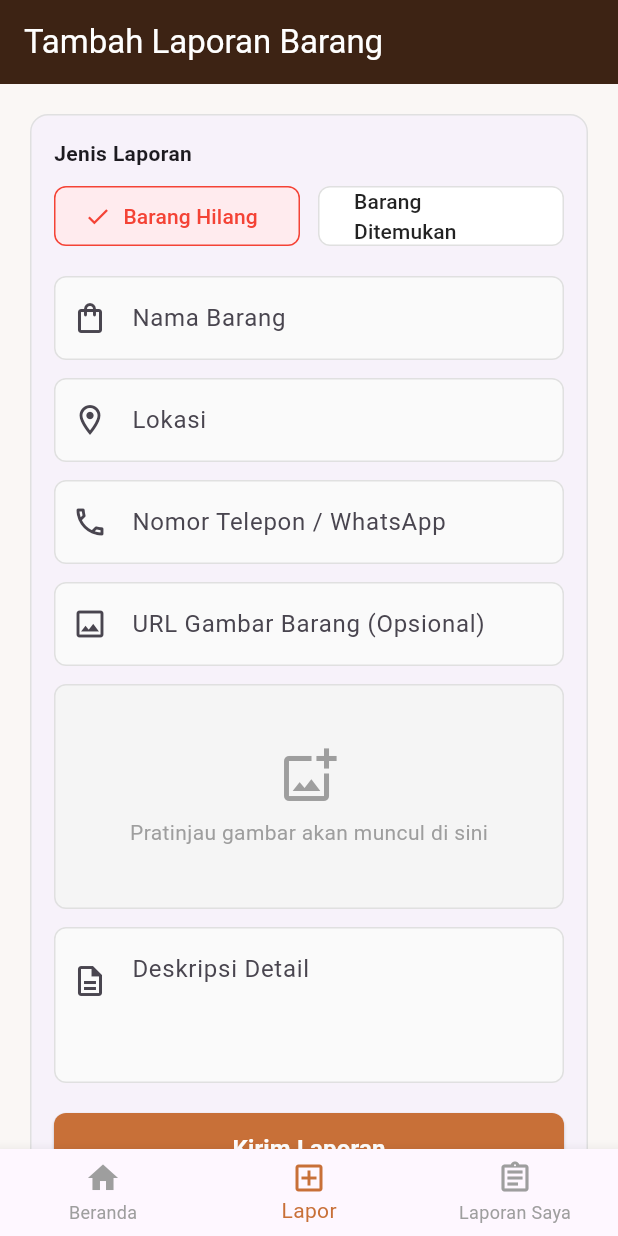
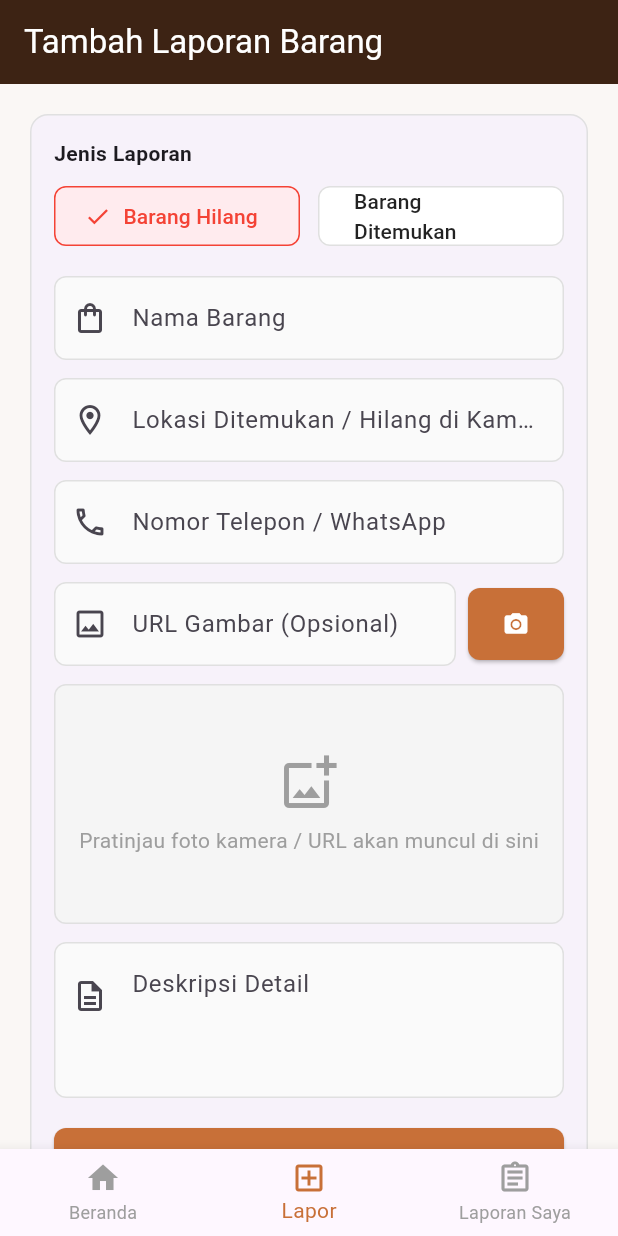
Before and after one commit to JamesTan54/LoFo-Lost-Found-, a Flutter app: the screen it shows once a user with an empty profile is signed in, item 2 of the bottom bar chosen, on a phone screen of 412 x 824 dp. Run offline on Flutter 3.47's test engine with Material 3 defaults, Android fonts, the phone set to English and light mode, and no system bars; our stand-ins replace cloud_firestore, firebase_auth, firebase_core, flutter_local_notifications, flutter_riverpod, google_sign_in and 1 more; accounts and stored records are empty.

Commit message:
update MVP

```diff
--- a/lib/main.dart
+++ b/lib/main.dart
@@ -4,6 +4,7 @@ import 'package:firebase_auth/firebase_auth.dart';
 import 'package:flutter_riverpod/flutter_riverpod.dart'; // <--- Impor Riverpod
 import 'firebase_options.dart';
 import 'routes/app_routes.dart';
+import 'services/notification_service.dart'; // <--- Impor NotificationService
 import 'screens/login_screen.dart';
 import 'screens/register_screen.dart';
 import 'screens/home_screen.dart';
@@ -16,6 +17,9 @@ void main() async {
   await Firebase.initializeApp(
     options: DefaultFirebaseOptions.currentPlatform,
   );
+
+  // Inisialisasi Layanan Notifikasi Lokal
+  await NotificationService.init();
 
   // Wajib dibungkus dengan ProviderScope agar Riverpod dapat berjalan
   runApp(
--- a/lib/screens/add_item_screen.dart
+++ b/lib/screens/add_item_screen.dart
@@ -1,16 +1,21 @@
+import 'dart:io';
+import 'package:flutter/foundation.dart'; // Menambahkan support deteksi Web (kIsWeb)
 import 'package:flutter/material.dart';
 import 'package:cloud_firestore/cloud_firestore.dart';
 import 'package:firebase_auth/firebase_auth.dart';
+import 'package:image_picker/image_picker.dart';
 import '../routes/app_routes.dart';
+import '../services/notification_service.dart';
+import '../services/camera_service.dart';
 
 class AddItemScreen extends StatefulWidget {
   const AddItemScreen({super.key});
 
   @override
-  State createState() => _AddItemScreenState();
+  State<AddItemScreen> createState() => _AddItemScreenState();
 }
 
-class _AddItemScreenState extends State {
+class _AddItemScreenState extends State<AddItemScreen> {
   final _formKey = GlobalKey<FormState>();
 
   // Index 1 untuk tab "Lapor"
@@ -22,6 +27,10 @@ class _AddItemScreenState extends State {
   final TextEditingController _phoneController = TextEditingController();
   final TextEditingController _imageUrlController = TextEditingController();
   final TextEditingController _descriptionController = TextEditingController();
+
+  // Integrated Services & State untuk Kamera
+  final CameraService _cameraService = CameraService();
+  XFile? _selectedImage;
 
   String _reportType = 'Barang Hilang'; // Default: Barang Hilang
   bool _isLoading = false;
@@ -36,7 +45,30 @@ class _AddItemScreenState extends State {
     }
   }
 
-  Future _submitReport() async {
+  // Fungsi Ambil Foto dari Kamera
+  Future<void> _takePicture() async {
+    try {
+      final image = await _cameraService.takePhoto();
+      if (image != null) {
+        setState(() {
+          _selectedImage = image;
+          _imageUrlController.text = image.path;
+        });
+      } else {
+        if (!mounted) return;
+        ScaffoldMessenger.of(context).showSnackBar(
+          const SnackBar(content: Text('Pengambilan foto dibatalkan.')),
+        );
+      }
+    } catch (e) {
+      if (!mounted) return;
+      ScaffoldMessenger.of(context).showSnackBar(
+        SnackBar(content: Text('Gagal mengakses kamera: $e')),
+      );
+    }
+  }
+
+  Future<void> _submitReport() async {
     if (!_formKey.currentState!.validate()) return;
 
     final user = FirebaseAuth.instance.currentUser;
@@ -50,6 +82,7 @@ class _AddItemScreenState extends State {
     setState(() => _isLoading = true);
 
     try {
+      // Simpan ke Firestore
       await FirebaseFirestore.instance.collection('reports').add({
         'userId': user.uid,
         'type': _reportType,
@@ -60,6 +93,15 @@ class _AddItemScreenState extends State {
         'description': _descriptionController.text.trim(),
         'createdAt': FieldValue.serverTimestamp(),
       });
+
+      // =========================================================
+      // PEMANGGILAN NOTIFIKASI LOKAL SAAT BERHASIL
+      // =========================================================
+      await NotificationService.showNotification(
+        title: 'Laporan Berhasil Dibuat! 📢',
+        body: 'Barang "${_titleController.text.trim()}" di ${_locationController.text.trim()} telah dicatat di sistem LoFo.',
+      );
+      // =========================================================
 
       if (!mounted) return;
       ScaffoldMessenger.of(context).showSnackBar(
@@ -72,7 +114,9 @@ class _AddItemScreenState extends State {
       _phoneController.clear();
       _imageUrlController.clear();
       _descriptionController.clear();
-      setState(() {});
+      setState(() {
+        _selectedImage = null;
+      });
     } catch (e) {
       if (!mounted) return;
       ScaffoldMessenger.of(context).showSnackBar(
@@ -209,7 +253,7 @@ class _AddItemScreenState extends State {
                     controller: _locationController,
                     decoration: InputDecoration(
                       prefixIcon: const Icon(Icons.location_on_outlined),
-                      hintText: 'Lokasi',
+                      hintText: 'Lokasi Ditemukan / Hilang di Kampus',
                       filled: true,
                       fillColor: Colors.grey.shade50,
                       border: OutlineInputBorder(
@@ -247,13 +291,16 @@ class _AddItemScreenState extends State {
                   ),
                   const SizedBox(height: 12),
 
-                  // Input URL Gambar
-                  TextFormField(
+                  // Input URL Gambar & Tombol Kamera
+                  Row(
+                    children: [
+                      Expanded(
+                        child: TextFormField(
                           controller: _imageUrlController,
                           onChanged: (_) => setState(() {}),
                           decoration: InputDecoration(
                             prefixIcon: const Icon(Icons.image_outlined),
-                      hintText: 'URL Gambar Barang (Opsional)',
+                            hintText: 'URL Gambar (Opsional)',
                             filled: true,
                             fillColor: Colors.grey.shade50,
                             border: OutlineInputBorder(
@@ -266,23 +313,55 @@ class _AddItemScreenState extends State {
                             ),
                           ),
                         ),
+                      ),
+                      const SizedBox(width: 8),
+                      ElevatedButton(
+                        onPressed: _takePicture,
+                        style: ElevatedButton.styleFrom(
+                          backgroundColor: const Color(0xFFC87038),
+                          foregroundColor: Colors.white,
+                          padding: const EdgeInsets.symmetric(horizontal: 12, vertical: 15),
+                          shape: RoundedRectangleBorder(
+                            borderRadius: BorderRadius.circular(8),
+                          ),
+                        ),
+                        child: const Icon(Icons.camera_alt),
+                      ),
+                    ],
+                  ),
                   const SizedBox(height: 12),
 
-                  // Box Pratinjau Gambar
+                  // Box Pratinjau Gambar (Dukungan Web + Mobile)
                   Container(
                     width: double.infinity,
-                    height: 150,
+                    height: 160,
                     decoration: BoxDecoration(
                       color: Colors.grey.shade100,
                       borderRadius: BorderRadius.circular(8),
                       border: Border.all(color: Colors.grey.shade300),
                     ),
-                    child: _imageUrlController.text.isNotEmpty
+                    child: _selectedImage != null
+                        ? ClipRRect(
+                            borderRadius: BorderRadius.circular(8),
+                            child: kIsWeb
                                 ? Image.network(
+                                    _selectedImage!.path,
+                                    fit: BoxFit.cover,
+                                  )
+                                : Image.file(
+                                    File(_selectedImage!.path),
+                                    fit: BoxFit.cover,
+                                  ),
+                          )
+                        : _imageUrlController.text.isNotEmpty
+                            ? ClipRRect(
+                                borderRadius: BorderRadius.circular(8),
+                                child: Image.network(
                                   _imageUrlController.text,
                                   fit: BoxFit.cover,
                                   errorBuilder: (context, error, stackTrace) => const Center(
                                     child: Text('Gagal memuat URL gambar'),
+                                  ),
                                 ),
                               )
                             : Column(
@@ -290,7 +369,10 @@ class _AddItemScreenState extends State {
                                 children: const [
                                   Icon(Icons.add_photo_alternate_outlined, size: 40, color: Colors.grey),
                                   SizedBox(height: 8),
-                              Text('Pratinjau gambar akan muncul di sini', style: TextStyle(color: Colors.grey)),
+                                  Text(
+                                    'Pratinjau foto kamera / URL akan muncul di sini',
+                                    style: TextStyle(color: Colors.grey),
+                                  ),
                                 ],
                               ),
                   ),
--- /dev/null
+++ b/lib/services/camera_service.dart
@@ -0,0 +1,19 @@
+import 'package:image_picker/image_picker.dart';
+
+class CameraService {
+  final ImagePicker _picker = ImagePicker();
+
+  Future<XFile?> takePhoto() async {
+    try {
+      final XFile? photo = await _picker.pickImage(
+        source: ImageSource.camera,
+        maxWidth: 1024,
+        maxHeight: 1024,
+        imageQuality: 80,
+      );
+      return photo;
+    } catch (e) {
+      throw Exception('Gagal mengakses kamera: $e');
+    }
+  }
+}
--- /dev/null
+++ b/lib/services/notification_service.dart
@@ -0,0 +1,57 @@
+import 'package:flutter_local_notifications/flutter_local_notifications.dart';
+
+class NotificationService {
+  static final FlutterLocalNotificationsPlugin _notificationsPlugin =
+      FlutterLocalNotificationsPlugin();
+
+  static bool _isInitialized = false;
+
+  static Future<void> init() async {
+    if (_isInitialized) return;
+
+    const AndroidInitializationSettings initializationSettingsAndroid =
+        AndroidInitializationSettings('@mipmap/ic_launcher');
+
+    const InitializationSettings initializationSettings =
+        InitializationSettings(android: initializationSettingsAndroid);
+
+    await _notificationsPlugin.initialize(
+      settings: initializationSettings,
+    );
+
+    // Minta kebenaran notifikasi untuk Android 13+
+    await _notificationsPlugin
+        .resolvePlatformSpecificImplementation<
+            AndroidFlutterLocalNotificationsPlugin>()
+        ?.requestNotificationsPermission();
+
+    _isInitialized = true;
+  }
+
+  static Future<void> showNotification({
+    required String title,
+    required String body,
+  }) async {
+    if (!_isInitialized) {
+      await init();
+    }
+
+    const AndroidNotificationDetails androidDetails = AndroidNotificationDetails(
+      'lofo_channel',
+      'Laporan LoFo',
+      channelDescription: 'Notifikasi status laporan barang',
+      importance: Importance.max,
+      priority: Priority.high,
+    );
+
+    const NotificationDetails notificationDetails =
+        NotificationDetails(android: androidDetails);
+
+    await _notificationsPlugin.show(
+      id: DateTime.now().millisecondsSinceEpoch ~/ 1000,
+      title: title,
+      body: body,
+      notificationDetails: notificationDetails,
+    );
+  }
+}
--- a/pubspec.yaml
+++ b/pubspec.yaml
@@ -16,6 +16,8 @@ dependencies:
   google_sign_in: ^6.2.1
   url_launcher: ^6.2.5
   http: ^1.6.0
+  flutter_local_notifications: ^22.3.3
+  image_picker: ^1.2.4
 
 dev_dependencies:
   flutter_test:
```
Also changed, not shown: pubspec.lock, 5 other files. Lines whose indentation alone changed are shown as unchanged.
